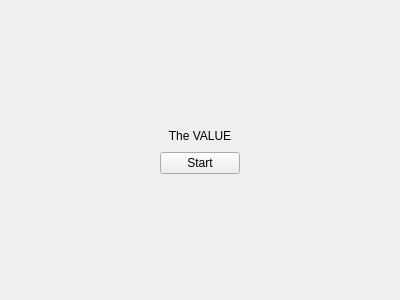
Above: Source/Widgets/home_page.ui from CorruptedBrainn/The-VALUE before the change. Below: the same form after it.
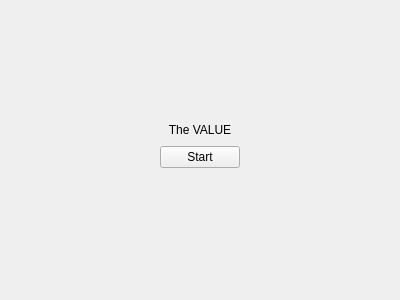
That is the form after the change.

Diff of the .ui file:
```diff
--- a/Source/Widgets/home_page.ui
+++ b/Source/Widgets/home_page.ui
@@ -13,7 +13,7 @@
   <property name="windowTitle">
    <string>Form</string>
   </property>
-  <layout class="QGridLayout" name="gridLayout">
+  <layout class="QGridLayout" name="gridLayout" rowstretch="9,1,2,10" columnstretch="10,3,10">
    <property name="sizeConstraint">
     <enum>QLayout::SizeConstraint::SetDefaultConstraint</enum>
    </property>
```
